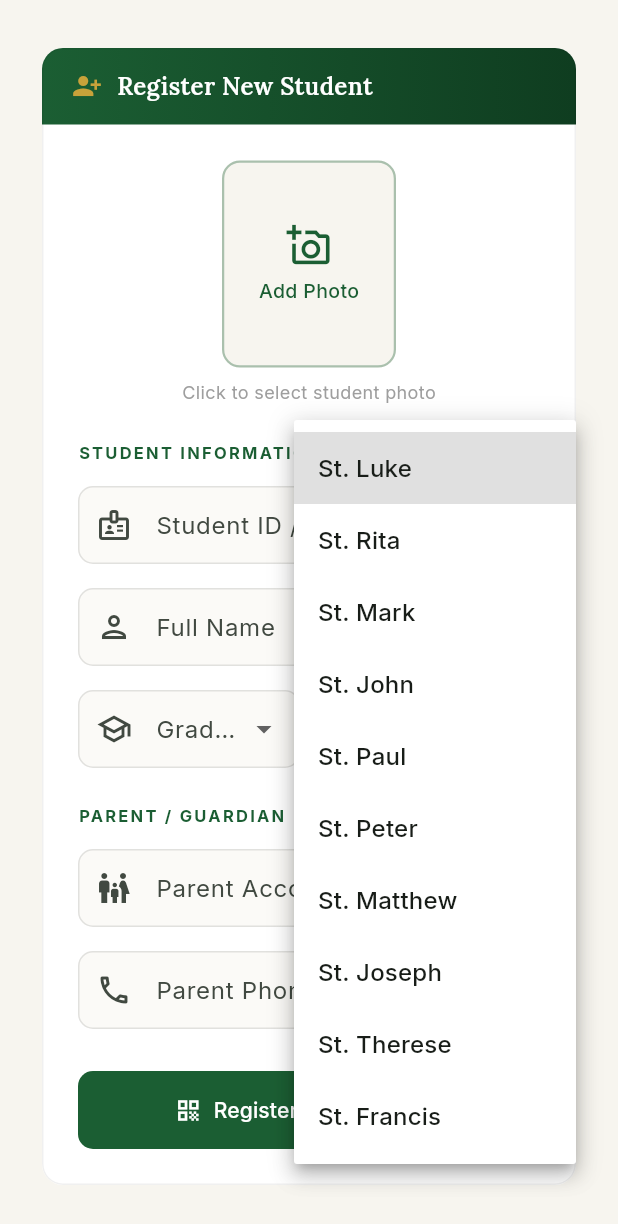
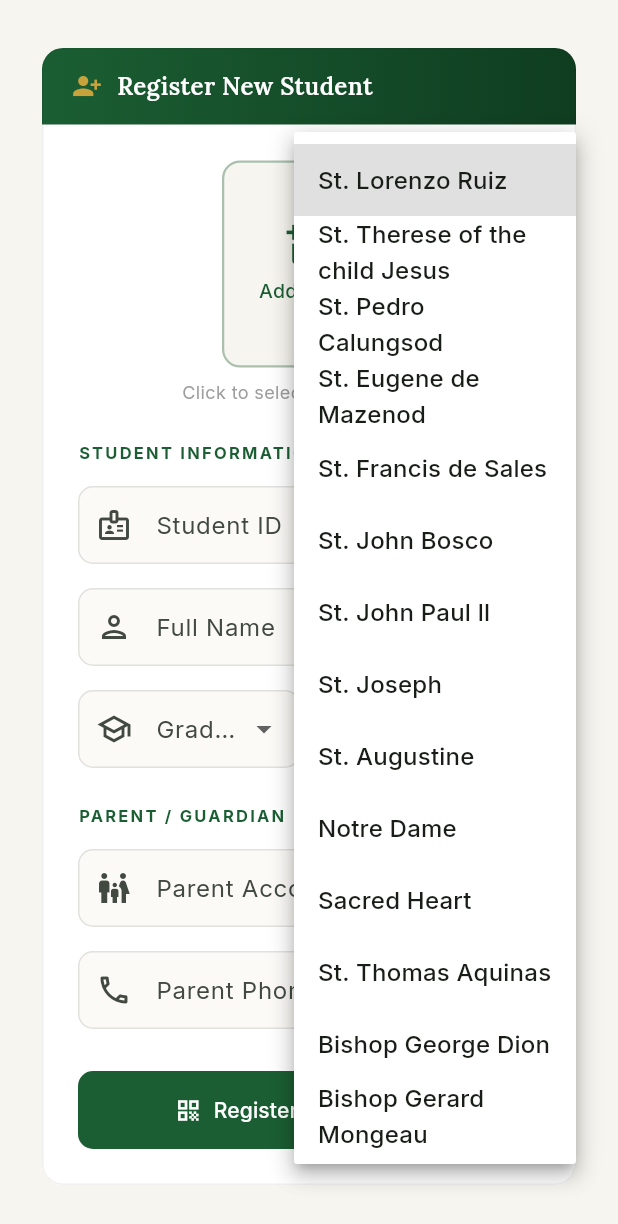
Before and after one commit to Kathleen-07/bantay_eskwela, a Flutter app: the StudentRegistrationScreen widget shown alone on an empty page, opened directly, after a tap on "Section", on a phone screen of 412 x 824 dp. Shown: the top 1224 px of the screen. Run offline on Flutter 3.47's test engine with Material 3 defaults, Android fonts, the phone set to English and light mode, and no system bars; our stand-ins replace cloud_firestore, firebase_auth, firebase_core, flutter_riverpod, flutter_secure_storage, go_router and 6 more; missing offline and left inert: dart:html; accounts and stored records are empty; generated files the repository leaves out were written again.

Commit message:
fix a little next is for guidance enhancment

```diff
--- /dev/null
+++ b/lib/core/services/url_opener.dart
@@ -0,0 +1,2 @@
+export 'url_opener_stub.dart'
+    if (dart.library.html) 'url_opener_web.dart';
--- /dev/null
+++ b/lib/core/services/url_opener_stub.dart
@@ -0,0 +1,3 @@
+/// Non-web stub. On mobile/desktop the caller uses url_launcher instead,
+/// so this should never actually run, but it must exist for compilation.
+Future<bool> openUrlWeb(String url) async => false;
--- a/lib/features/principal/presentation/screens/student_registration_screen.dart
+++ b/lib/features/principal/presentation/screens/student_registration_screen.dart
@@ -36,8 +36,9 @@ class _StudentRegistrationScreenState
     '7', '8', '9', '10', '11', '12',
   ];
   static const List<String> _sections = [
-    'St. Luke', 'St. Rita', 'St. Mark', 'St. John', 'St. Paul',
-    'St. Peter', 'St. Matthew', 'St. Joseph', 'St. Therese', 'St. Francis',
+    'St. Lorenzo Ruiz', 'St. Therese of the child Jesus', 'St. Pedro Calungsod', 'St. Eugene de Mazenod', 'St. Francis de Sales',
+    'St. John Bosco', 'St. John Paul ll', 'St. Joseph', 'St. Augustine', 'Notre Dame',
+    'Sacred Heart', 'St. Thomas Aquinas', 'Bishop George Dion', 'Bishop Gerard Mongeau',
   ];
 
   String? _selectedGrade;
@@ -560,7 +561,7 @@ class _StudentRegistrationScreenState
                       LengthLimitingTextInputFormatter(20),
                     ],
                     decoration: const InputDecoration(
-                        labelText: 'Student ID / LRN',
+                        labelText: 'Student ID',
                         border: OutlineInputBorder()),
                     validator: (v) {
                       if (v == null || v.trim().isEmpty) return 'Required';
@@ -770,7 +771,7 @@ class _StudentRegistrationScreenState
                         LengthLimitingTextInputFormatter(20),
                       ],
                       decoration: const InputDecoration(
-                          labelText: 'Student ID / LRN',
+                          labelText: 'Student ID',
                           prefixIcon: Icon(Icons.badge_outlined),
                           border: OutlineInputBorder()),
                       validator: (v) {
```
Also changed, not shown: lib/core/services/url_opener_web.dart (added, +12 -0 lines), lib/features/parent/presentation/widgets/form_viewer.dart (+16 -6 lines), 1 other file.
